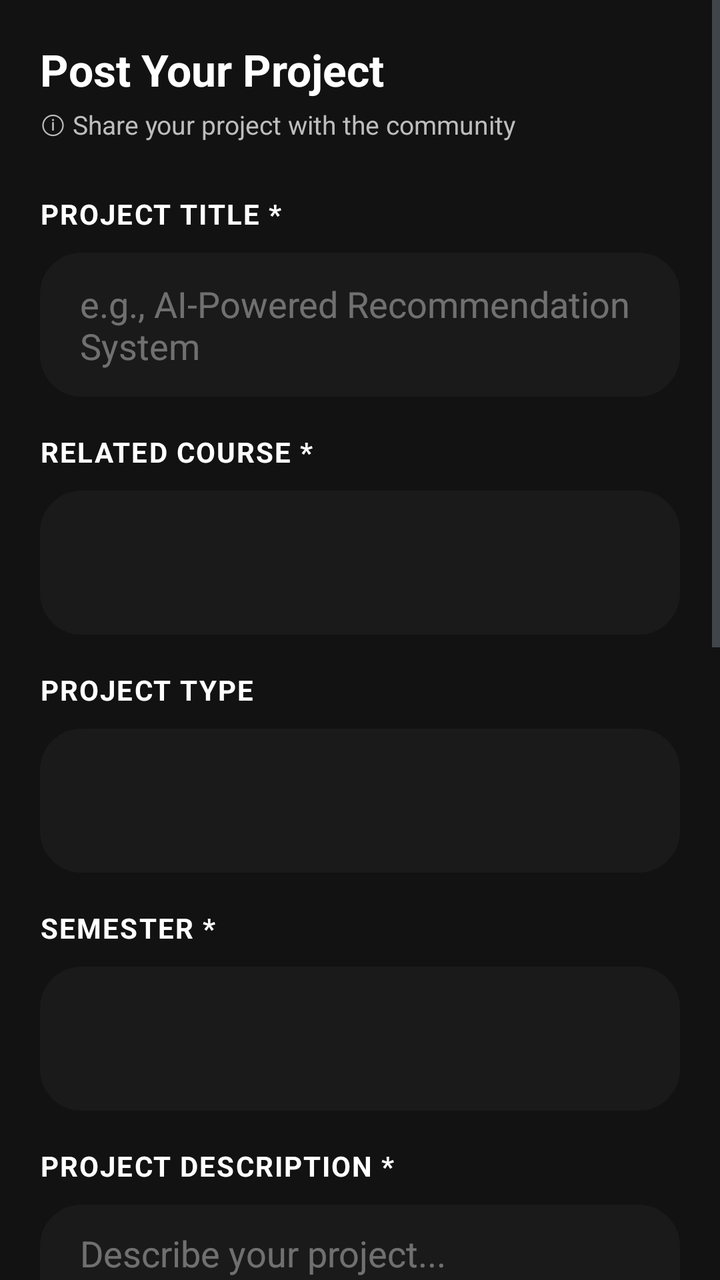
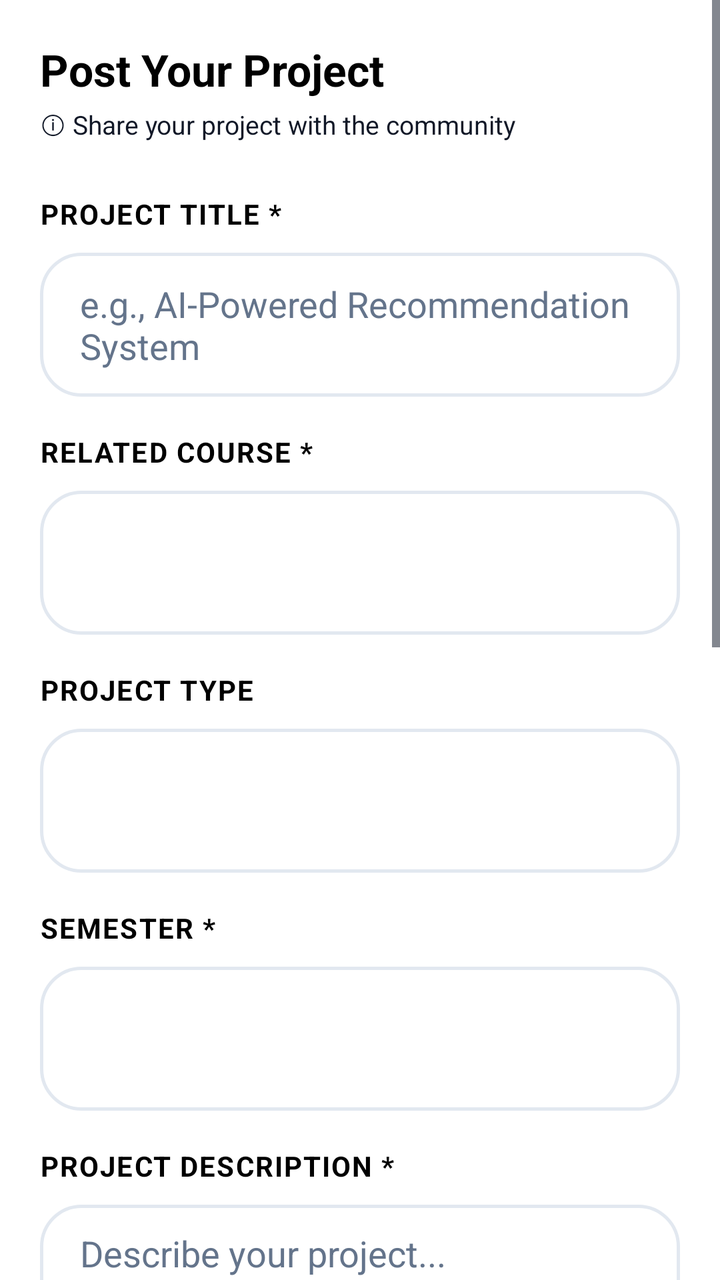

Before-and-after screenshots of an Android layout around one commit, followed by the original layout XML and the change that was made.
<!-- AndroidManifest.xml: application theme Theme.UniCourseHub -->
<!-- res/layout/fragment_post_project.xml -->
<?xml version="1.0" encoding="utf-8"?>
<ScrollView xmlns:android="http://schemas.android.com/apk/res/android"
    xmlns:app="http://schemas.android.com/apk/res-auto"
    android:layout_width="match_parent"
    android:layout_height="match_parent"
    android:background="#121212">

    <LinearLayout
        android:layout_width="match_parent"
        android:layout_height="wrap_content"
        android:orientation="vertical"
        android:padding="20dp">

        <TextView
            android:layout_width="match_parent"
            android:layout_height="wrap_content"
            android:text="@string/title_post_project"
            android:textColor="@color/white"
            android:textSize="22sp"
            android:textStyle="bold" />

        <TextView
            android:layout_width="match_parent"
            android:layout_height="wrap_content"
            android:layout_marginTop="4dp"
            android:text="@string/subtitle_post_project"
            android:textColor="#BDBDBD"
            android:textSize="13sp" />

        <TextView
            android:layout_width="match_parent"
            android:layout_height="wrap_content"
            android:layout_marginTop="26dp"
            android:text="@string/label_project_title"
            android:textColor="@color/white"
            android:textSize="14sp"
            android:textStyle="bold"
            android:textAllCaps="true"
            android:letterSpacing="0.05" />

        <EditText
            android:id="@+id/etTitle"
            style="@style/InputField"
            android:layout_width="match_parent"
            android:layout_height="wrap_content"
            android:layout_marginTop="10dp"
            android:background="@drawable/bg_input_field"
            android:backgroundTint="#1A1A1A"
            android:hint="@string/hint_project_title"
            android:textColor="@color/white"
            android:textColorHint="#60FFFFFF" />

        <TextView
            android:layout_width="match_parent"
            android:layout_height="wrap_content"
            android:layout_marginTop="18dp"
            android:text="@string/label_related_course"
            android:textColor="@color/white"
            android:textSize="14sp"
            android:textStyle="bold"
            android:textAllCaps="true"
            android:letterSpacing="0.05" />

        <Spinner
            android:id="@+id/spinnerCourse"
            android:layout_width="match_parent"
            android:layout_height="wrap_content"
            android:minHeight="72dp"
            android:layout_marginTop="10dp"
            android:background="@drawable/bg_input_field"
            android:backgroundTint="#1A1A1A" />

        <TextView
            android:layout_width="match_parent"
            android:layout_height="wrap_content"
            android:layout_marginTop="18dp"
            android:text="@string/label_project_type"
            android:textColor="@color/white"
            android:textSize="14sp"
            android:textStyle="bold"
            android:textAllCaps="true"
            android:letterSpacing="0.05" />

        <Spinner
            android:id="@+id/spinnerType"
            android:layout_width="match_parent"
            android:layout_height="wrap_content"
            android:minHeight="72dp"
            android:layout_marginTop="10dp"
            android:background="@drawable/bg_input_field"
            android:backgroundTint="#1A1A1A" />

        <TextView
            android:layout_width="match_parent"
            android:layout_height="wrap_content"
            android:layout_marginTop="18dp"
            android:text="@string/label_semester"
            android:textColor="@color/white"
            android:textSize="14sp"
            android:textStyle="bold"
            android:textAllCaps="true"
            android:letterSpacing="0.05" />

        <Spinner
            android:id="@+id/spinnerSemester"
            android:layout_width="match_parent"
            android:layout_height="wrap_content"
            android:minHeight="72dp"
            android:layout_marginTop="10dp"
            android:background="@drawable/bg_input_field"
            android:backgroundTint="#1A1A1A" />

        <TextView
            android:layout_width="match_parent"
            android:layout_height="wrap_content"
            android:layout_marginTop="18dp"
            android:text="@string/label_project_description"
            android:textColor="@color/white"
            android:textSize="14sp"
            android:textStyle="bold"
            android:textAllCaps="true"
            android:letterSpacing="0.05" />

        <EditText
            android:id="@+id/etDescription"
            style="@style/InputField"
            android:layout_width="match_parent"
            android:layout_height="120dp"
            android:layout_marginTop="10dp"
            android:background="@drawable/bg_input_field"
            android:backgroundTint="#1A1A1A"
            android:gravity="top|start"
            android:hint="@string/hint_project_description"
            android:inputType="textMultiLine"
            android:textColor="@color/white"
            android:textColorHint="#60FFFFFF" />

        <TextView
            android:layout_width="match_parent"
            android:layout_height="wrap_content"
            android:layout_marginTop="18dp"
            android:text="@string/label_github_repo"
            android:textColor="@color/white"
            android:textSize="14sp"
            android:textStyle="bold"
            android:textAllCaps="true"
            android:letterSpacing="0.05" />

        <EditText
            android:id="@+id/etGithub"
            style="@style/InputField"
            android:layout_width="match_parent"
            android:layout_height="wrap_content"
            android:layout_marginTop="10dp"
            android:background="@drawable/bg_input_field"
            android:backgroundTint="#1A1A1A"
            android:hint="@string/hint_github_repo"
            android:inputType="textUri"
            android:textColor="@color/white"
            android:textColorHint="#60FFFFFF" />

        <TextView
            android:layout_width="match_parent"
            android:layout_height="wrap_content"
            android:layout_marginTop="20dp"
            android:text="@string/label_add_video"
            android:textColor="@color/white"
            android:textSize="14sp"
            android:textStyle="bold"
            android:textAllCaps="true"
            android:letterSpacing="0.05" />

        <LinearLayout
            android:id="@+id/btnUploadVideo"
            android:layout_width="match_parent"
            android:layout_height="120dp"
            android:layout_marginTop="12dp"
            android:background="@drawable/bg_dashed_upload"
            android:backgroundTint="#1A1A1A"
            android:gravity="center"
            android:orientation="vertical"
            android:clickable="true"
            android:focusable="true">

            <ImageView
                android:layout_width="32dp"
                android:layout_height="32dp"
                android:src="@drawable/ic_upload_cloud"
                app:tint="@color/primary" />

            <TextView
                android:id="@+id/tvVideoLabel"
                android:layout_width="wrap_content"
                android:layout_height="wrap_content"
                android:layout_marginTop="10dp"
                android:text="@string/hint_upload_video"
                android:textColor="@color/white"
                android:textSize="14sp"
                android:textStyle="bold" />
        </LinearLayout>

        <TextView
            android:layout_width="match_parent"
            android:layout_height="wrap_content"
            android:layout_marginTop="20dp"
            android:text="@string/label_add_doc"
            android:textColor="@color/white"
            android:textSize="14sp"
            android:textStyle="bold"
            android:textAllCaps="true"
            android:letterSpacing="0.05" />

        <LinearLayout
            android:id="@+id/btnUploadDoc"
            android:layout_width="match_parent"
            android:layout_height="64dp"
            android:layout_marginTop="12dp"
            android:background="@drawable/bg_dashed_upload"
            android:backgroundTint="#1A1A1A"
            android:gravity="center"
            android:orientation="horizontal"
            android:clickable="true"
            android:focusable="true"
            android:padding="12dp">

            <ImageView
                android:layout_width="22dp"
                android:layout_height="22dp"
                android:src="@drawable/ic_upload_cloud"
                app:tint="@color/primary" />

            <TextView
                android:id="@+id/tvDocLabel"
                android:layout_width="wrap_content"
                android:layout_height="wrap_content"
                android:layout_marginStart="10dp"
                android:text="@string/hint_upload_doc"
                android:textColor="@color/white"
                android:textSize="14sp"
                android:textStyle="bold" />
        </LinearLayout>

        <TextView
            android:id="@+id/tvError"
            android:layout_width="match_parent"
            android:layout_height="wrap_content"
            android:layout_marginTop="16dp"
            android:textColor="@color/danger"
            android:textSize="13sp"
            android:visibility="gone" />

        <Button
            android:id="@+id/btnPostProject"
            style="@style/ButtonPrimary"
            android:layout_width="match_parent"
            android:layout_height="wrap_content"
            android:layout_marginTop="32dp"
            android:layout_marginBottom="32dp"
            android:text="@string/btn_post_project" />

    </LinearLayout>
</ScrollView>
<!-- resources referenced by this layout -->
<resources>
  <color name="danger">#EF4444</color>
  <color name="primary">#6C63FF</color>
  <color name="white">#FFFFFF</color>
  <!-- drawable bg_dashed_upload (drawable) -->
  <?xml version="1.0" encoding="utf-8"?>
  <shape xmlns:android="http://schemas.android.com/apk/res/android">
      <solid android:color="@color/primary_light" />
      <stroke
          android:width="1.5dp"
          android:color="@color/primary"
          android:dashWidth="8dp"
          android:dashGap="4dp" />
      <corners android:radius="14dp" />
  </shape>
  <!-- drawable bg_input_field (drawable) -->
  <?xml version="1.0" encoding="utf-8"?>
  <shape xmlns:android="http://schemas.android.com/apk/res/android">
      <solid android:color="@color/background" />
      <stroke android:width="1.5dp" android:color="@color/divider" />
      <corners android:radius="20dp" />
  </shape>
  <string name="btn_post_project">Post Project</string>
  <string name="hint_github_repo">https://github.com/username/repo</string>
  <string name="hint_project_description">Describe your project...</string>
  <string name="hint_project_title">e.g., AI-Powered Recommendation System</string>
  <string name="hint_upload_doc">Tap to upload PDF or DOCX</string>
  <string name="hint_upload_video">Tap to upload video</string>
  <string name="label_add_doc">Add Optional Document</string>
  <string name="label_add_video">Add Video *</string>
  <string name="label_github_repo">GitHub Repository</string>
  <string name="label_project_description">Project Description *</string>
  <string name="label_project_title">Project Title *</string>
  <string name="label_project_type">Project Type</string>
  <string name="label_related_course">Related Course *</string>
  <string name="label_semester">Semester *</string>
  <string name="subtitle_post_project">ⓘ Share your project with the community</string>
  <string name="title_post_project">Post Your Project</string>
  <color name="primary_light">#EEF0FF</color>
  <color name="background">#F3F4F6</color>
  <color name="divider">#E5E7EB</color>
  <!-- drawable bg_button_primary (drawable) -->
  <?xml version="1.0" encoding="utf-8"?>
  <ripple xmlns:android="http://schemas.android.com/apk/res/android"
      android:color="#20FFFFFF">
      <item>
          <shape android:shape="rectangle">
              <gradient
                  android:angle="0"
                  android:endColor="@color/primary_dark"
                  android:startColor="@color/primary" />
              <corners android:radius="24dp" />
          </shape>
      </item>
  </ripple>
  <color name="text_primary">#111827</color>
  <color name="primary_dark">#4F46E5</color>
  <color name="secondary_pink">#EC4899</color>
  <color name="surface">#FFFFFF</color>
  <color name="text_secondary">#6B7280</color>
  <color name="text_hint">#9CA3AF</color>
  <style name="ShapeAppearance.UniCourseHub.Small" parent="ShapeAppearance.MaterialComponents.SmallComponent">
          <item name="cornerFamily">rounded</item>
          <item name="cornerSize">12dp</item>
      </style>
  <style name="ShapeAppearance.UniCourseHub.Medium" parent="ShapeAppearance.MaterialComponents.MediumComponent">
          <item name="cornerFamily">rounded</item>
          <item name="cornerSize">28dp</item>
      </style>
  <style name="ShapeAppearance.UniCourseHub.Large" parent="ShapeAppearance.MaterialComponents.LargeComponent">
          <item name="cornerFamily">rounded</item>
          <item name="cornerSize">40dp</item>
      </style>
  <style name="Widget.UniCourseHub.BottomNavigationView" parent="Widget.MaterialComponents.BottomNavigationView">
          <item name="itemShapeAppearance">@style/ShapeAppearance.UniCourseHub.Small</item>
          <item name="itemShapeAppearanceOverlay">@style/ShapeAppearance.UniCourseHub.Small</item>
          <item name="itemIconSize">24dp</item>
          <item name="labelVisibilityMode">labeled</item>
          <item name="backgroundTint">@color/surface</item>
          <item name="elevation">8dp</item>
      </style>
  <!-- unchanged entries left out for length: 4 -->
</resources>

<!-- the commit's change to res/layout/fragment_post_project.xml (unified diff, before → after) -->
@@ -3,7 +3,7 @@
     xmlns:app="http://schemas.android.com/apk/res-auto"
     android:layout_width="match_parent"
     android:layout_height="match_parent"
-    android:background="#121212">
+    android:background="@color/background">
 
     <LinearLayout
         android:layout_width="match_parent"
@@ -15,7 +15,7 @@
             android:layout_width="match_parent"
             android:layout_height="wrap_content"
             android:text="@string/title_post_project"
-            android:textColor="@color/white"
+            android:textColor="@color/text_primary"
             android:textSize="22sp"
             android:textStyle="bold" />
 
@@ -24,7 +24,7 @@
             android:layout_height="wrap_content"
             android:layout_marginTop="4dp"
             android:text="@string/subtitle_post_project"
-            android:textColor="#BDBDBD"
+            android:textColor="@color/text_secondary"
             android:textSize="13sp" />
 
         <TextView
@@ -32,7 +32,7 @@
             android:layout_height="wrap_content"
             android:layout_marginTop="26dp"
             android:text="@string/label_project_title"
-            android:textColor="@color/white"
+            android:textColor="@color/text_primary"
             android:textSize="14sp"
             android:textStyle="bold"
             android:textAllCaps="true"
@@ -45,17 +45,16 @@
             android:layout_height="wrap_content"
             android:layout_marginTop="10dp"
             android:background="@drawable/bg_input_field"
-            android:backgroundTint="#1A1A1A"
             android:hint="@string/hint_project_title"
-            android:textColor="@color/white"
-            android:textColorHint="#60FFFFFF" />
+            android:textColor="@color/text_primary"
+            android:textColorHint="@color/text_hint" />
 
         <TextView
             android:layout_width="match_parent"
             android:layout_height="wrap_content"
             android:layout_marginTop="18dp"
             android:text="@string/label_related_course"
-            android:textColor="@color/white"
+            android:textColor="@color/text_primary"
             android:textSize="14sp"
             android:textStyle="bold"
             android:textAllCaps="true"
@@ -67,15 +66,14 @@
             android:layout_height="wrap_content"
             android:minHeight="72dp"
             android:layout_marginTop="10dp"
-            android:background="@drawable/bg_input_field"
-            android:backgroundTint="#1A1A1A" />
+            android:background="@drawable/bg_input_field" />
 
         <TextView
             android:layout_width="match_parent"
             android:layout_height="wrap_content"
             android:layout_marginTop="18dp"
             android:text="@string/label_project_type"
-            android:textColor="@color/white"
+            android:textColor="@color/text_primary"
             android:textSize="14sp"
             android:textStyle="bold"
             android:textAllCaps="true"
@@ -87,15 +85,14 @@
             android:layout_height="wrap_content"
             android:minHeight="72dp"
             android:layout_marginTop="10dp"
-            android:background="@drawable/bg_input_field"
-            android:backgroundTint="#1A1A1A" />
+            android:background="@drawable/bg_input_field" />
 
         <TextView
             android:layout_width="match_parent"
             android:layout_height="wrap_content"
             android:layout_marginTop="18dp"
             android:text="@string/label_semester"
-            android:textColor="@color/white"
+            android:textColor="@color/text_primary"
             android:textSize="14sp"
             android:textStyle="bold"
             android:textAllCaps="true"
@@ -107,15 +104,14 @@
             android:layout_height="wrap_content"
             android:minHeight="72dp"
             android:layout_marginTop="10dp"
-            android:background="@drawable/bg_input_field"
-            android:backgroundTint="#1A1A1A" />
+            android:background="@drawable/bg_input_field" />
 
         <TextView
             android:layout_width="match_parent"
             android:layout_height="wrap_content"
             android:layout_marginTop="18dp"
             android:text="@string/label_project_description"
-            android:textColor="@color/white"
+            android:textColor="@color/text_primary"
             android:textSize="14sp"
             android:textStyle="bold"
             android:textAllCaps="true"
@@ -128,19 +124,18 @@
             android:layout_height="120dp"
             android:layout_marginTop="10dp"
             android:background="@drawable/bg_input_field"
-            android:backgroundTint="#1A1A1A"
             android:gravity="top|start"
             android:hint="@string/hint_project_description"
             android:inputType="textMultiLine"
-            android:textColor="@color/white"
-            android:textColorHint="#60FFFFFF" />
+            android:textColor="@color/text_primary"
+            android:textColorHint="@color/text_hint" />
 
         <TextView
             android:layout_width="match_parent"
             android:layout_height="wrap_content"
             android:layout_marginTop="18dp"
             android:text="@string/label_github_repo"
-            android:textColor="@color/white"
+            android:textColor="@color/text_primary"
             android:textSize="14sp"
             android:textStyle="bold"
             android:textAllCaps="true"
@@ -153,18 +148,17 @@
             android:layout_height="wrap_content"
             android:layout_marginTop="10dp"
             android:background="@drawable/bg_input_field"
-            android:backgroundTint="#1A1A1A"
             android:hint="@string/hint_github_repo"
             android:inputType="textUri"
-            android:textColor="@color/white"
-            android:textColorHint="#60FFFFFF" />
+            android:textColor="@color/text_primary"
+            android:textColorHint="@color/text_hint" />
 
         <TextView
             android:layout_width="match_parent"
             android:layout_height="wrap_content"
             android:layout_marginTop="20dp"
             android:text="@string/label_add_video"
-            android:textColor="@color/white"
+            android:textColor="@color/text_primary"
             android:textSize="14sp"
             android:textStyle="bold"
             android:textAllCaps="true"
@@ -176,7 +170,6 @@
             android:layout_height="120dp"
             android:layout_marginTop="12dp"
             android:background="@drawable/bg_dashed_upload"
-            android:backgroundTint="#1A1A1A"
             android:gravity="center"
             android:orientation="vertical"
             android:clickable="true"
@@ -186,7 +179,7 @@
                 android:layout_width="32dp"
                 android:layout_height="32dp"
                 android:src="@drawable/ic_upload_cloud"
-                app:tint="@color/primary" />
+                app:tint="@color/text_primary" />
 
             <TextView
                 android:id="@+id/tvVideoLabel"
@@ -194,7 +187,7 @@
                 android:layout_height="wrap_content"
                 android:layout_marginTop="10dp"
                 android:text="@string/hint_upload_video"
-                android:textColor="@color/white"
+                android:textColor="@color/text_primary"
                 android:textSize="14sp"
                 android:textStyle="bold" />
         </LinearLayout>
@@ -204,7 +197,7 @@
             android:layout_height="wrap_content"
             android:layout_marginTop="20dp"
             android:text="@string/label_add_doc"
-            android:textColor="@color/white"
+            android:textColor="@color/text_primary"
             android:textSize="14sp"
             android:textStyle="bold"
             android:textAllCaps="true"
@@ -216,7 +209,6 @@
             android:layout_height="64dp"
             android:layout_marginTop="12dp"
             android:background="@drawable/bg_dashed_upload"
-            android:backgroundTint="#1A1A1A"
             android:gravity="center"
             android:orientation="horizontal"
             android:clickable="true"
@@ -227,7 +219,7 @@
                 android:layout_width="22dp"
                 android:layout_height="22dp"
                 android:src="@drawable/ic_upload_cloud"
-                app:tint="@color/primary" />
+                app:tint="@color/text_primary" />
 
             <TextView
                 android:id="@+id/tvDocLabel"
@@ -235,7 +227,7 @@
                 android:layout_height="wrap_content"
                 android:layout_marginStart="10dp"
                 android:text="@string/hint_upload_doc"
-                android:textColor="@color/white"
+                android:textColor="@color/text_primary"
                 android:textSize="14sp"
                 android:textStyle="bold" />
         </LinearLayout>
@@ -256,6 +248,7 @@
             android:layout_height="wrap_content"
             android:layout_marginTop="32dp"
             android:layout_marginBottom="32dp"
+            android:textColor="@color/button_text"
             android:text="@string/btn_post_project" />
 
     </LinearLayout>
<!-- resource entries referenced after the edit -->
@@ -2,7 +2,6 @@
 <resources>
   <color name="danger">#EF4444</color>
   <color name="primary">#6C63FF</color>
-  <color name="white">#FFFFFF</color>
   <!-- drawable bg_dashed_upload (drawable) -->
   <?xml version="1.0" encoding="utf-8"?>
   <shape xmlns:android="http://schemas.android.com/apk/res/android">
@@ -38,8 +37,9 @@
   <string name="subtitle_post_project">ⓘ Share your project with the community</string>
   <string name="title_post_project">Post Your Project</string>
   <color name="primary_light">#EEF0FF</color>
-  <color name="background">#F3F4F6</color>
-  <color name="divider">#E5E7EB</color>
+  <color name="background">#FFFFFF</color>
+  <color name="button_text">#FFFFFF</color>
+  <color name="divider">#E2E8F0</color>
   <!-- drawable bg_button_primary (drawable) -->
   <?xml version="1.0" encoding="utf-8"?>
   <ripple xmlns:android="http://schemas.android.com/apk/res/android"
@@ -54,12 +54,12 @@
           </shape>
       </item>
   </ripple>
-  <color name="text_primary">#111827</color>
+  <color name="text_primary">#000000</color>
   <color name="primary_dark">#4F46E5</color>
   <color name="secondary_pink">#EC4899</color>
   <color name="surface">#FFFFFF</color>
-  <color name="text_secondary">#6B7280</color>
-  <color name="text_hint">#9CA3AF</color>
+  <color name="text_secondary">#111827</color>
+  <color name="text_hint">#64748B</color>
   <style name="ShapeAppearance.UniCourseHub.Small" parent="ShapeAppearance.MaterialComponents.SmallComponent">
           <item name="cornerFamily">rounded</item>
           <item name="cornerSize">12dp</item>
